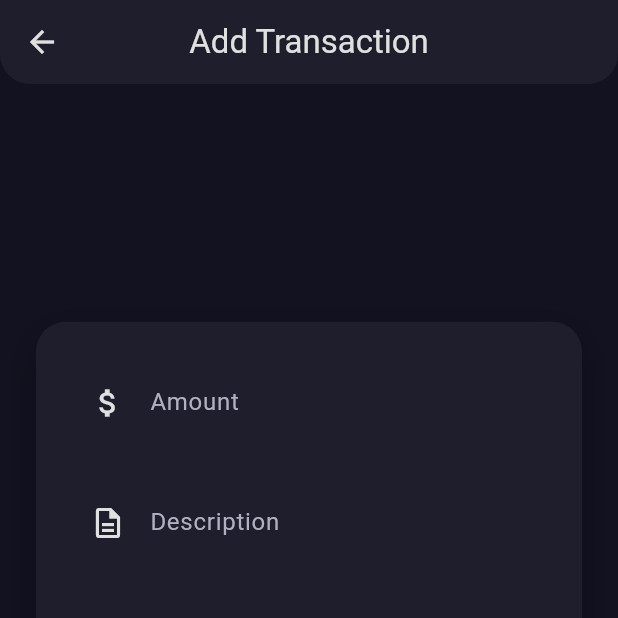
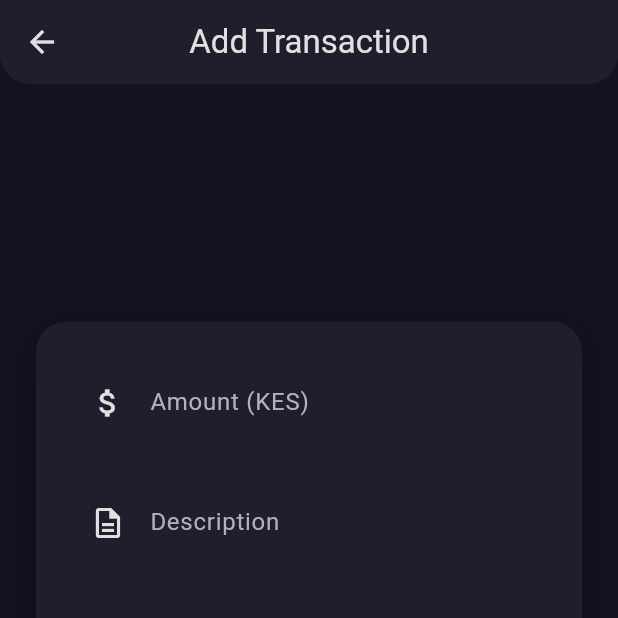
Before and after one commit to BonaventureMaina/smartbudget, a Flutter app: the AddTransactionScreen screen opened by its route, on a phone screen of 412 x 824 dp, the top half of it. Run offline on Flutter 3.47's test engine with Material 3 defaults, Android fonts, the phone set to English and light mode, and no system bars; our stand-ins replace fl_chart, flutter_secure_storage; accounts and stored records are empty; network calls fail.

Commit message:
feat: KES currency on all screens, category dropdown

```diff
--- a/frontend/lib/screens/add_transaction_screen.dart
+++ b/frontend/lib/screens/add_transaction_screen.dart
@@ -78,7 +78,7 @@ class _AddTransactionScreenState extends State<AddTransactionScreen> {
                       controller: _amountCtrl,
                       keyboardType: TextInputType.number,
                       decoration: const InputDecoration(
-                        labelText: 'Amount',
+                        labelText: 'Amount (KES)',
                         prefixIcon: Icon(Icons.attach_money),
                       ),
                       validator: (v) =>
--- a/frontend/lib/screens/budget_screen.dart
+++ b/frontend/lib/screens/budget_screen.dart
@@ -39,7 +39,7 @@ class BudgetScreen extends StatelessWidget {
                             style: theme.textTheme.titleMedium?.copyWith(color: Colors.grey)),
                         const SizedBox(height: 8),
                         Text(
-                          '\$${totalSpent.toStringAsFixed(2)}',
+                          'KES ${totalSpent.toStringAsFixed(2)}',
                           style: theme.textTheme.headlineMedium?.copyWith(
                             fontWeight: FontWeight.bold,
                             color: Colors.white,
@@ -70,7 +70,7 @@ class BudgetScreen extends StatelessWidget {
                                     style: theme.textTheme.titleMedium,
                                     overflow: TextOverflow.ellipsis),
                               ),
-                              Text('\$${amount.toStringAsFixed(2)}',
+                              Text('KES ${amount.toStringAsFixed(2)}',
                                   style: TextStyle(color: Colors.grey.shade400)),
                             ],
                           ),
--- a/frontend/lib/screens/home_screen.dart
+++ b/frontend/lib/screens/home_screen.dart
@@ -112,7 +112,7 @@ class _HomeScreenState extends State<HomeScreen> {
                             const SizedBox(height: 16),
                             Text(
                               txProvider.forecast != null
-                                  ? '\$${txProvider.forecast!.toStringAsFixed(2)}'
+                                  ? 'KES ${txProvider.forecast!.toStringAsFixed(2)}'
                                   : 'Not enough data',
                               style: theme.textTheme.headlineLarge?.copyWith(
                                 fontWeight: FontWeight.bold,
@@ -214,7 +214,7 @@ class _HomeScreenState extends State<HomeScreen> {
                                   style: const TextStyle(color: Colors.white),
                                 ),
                                 subtitle: Text(
-                                  '\$${txn.amount.toStringAsFixed(2)} · ${txn.type}',
+                                  'KES ${txn.amount.toStringAsFixed(2)} · ${txn.type}',
                                   style: TextStyle(color: Colors.grey.shade500),
                                 ),
                                 trailing: Text(
```
